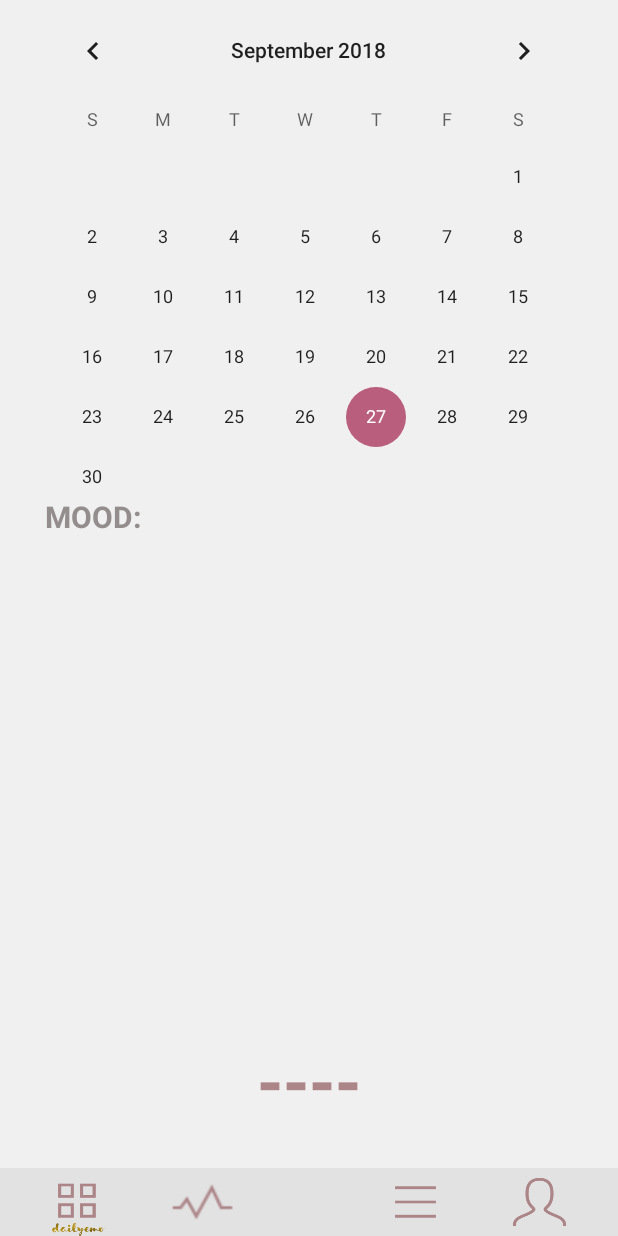
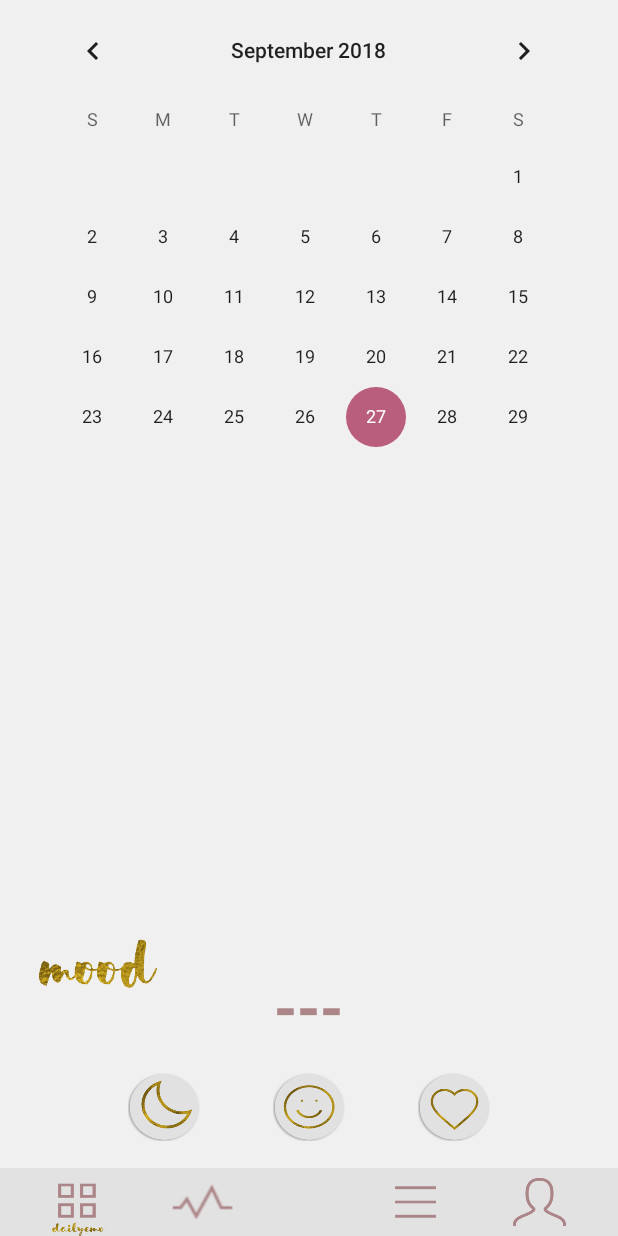
Before and after one commit to napat1996/DailyEmoFinal, an Android app: the layout activity_calendar.xml on its own in the app's theme, with its tools: preview values and no code run, on a phone screen of 412 x 824 dp. Run offline under Robolectric (Android 15) with nearby library versions, the light colour scheme and no system bars; plain views replace CompactCalendarView, MaterialCalendarView; network calls fail.

Commit message:
[edit] interface

```diff
--- a/app/src/main/java/com/kmutt/dailyemofinal/GraphSleep.java
+++ b/app/src/main/java/com/kmutt/dailyemofinal/GraphSleep.java
@@ -120,14 +120,12 @@ public class GraphSleep extends AppCompatActivity {
                 data.setValueTextColor(Color.WHITE);
 
                 mChart.setData(data);
-//                mChart.invalidate();
+              //  mChart.invalidate();
 
 
 
             }
         }) ).start();
-
-
 
 
     }
--- a/app/src/main/res/layout/activity_calendar.xml
+++ b/app/src/main/res/layout/activity_calendar.xml
@@ -66,7 +66,7 @@
     <CalendarView
         android:id="@+id/calendarView"
         android:layout_width="375dp"
-        android:layout_height="358dp"
+        android:layout_height="300dp"
         android:layout_alignParentTop="true"
         android:layout_centerHorizontal="true"
 
@@ -109,23 +109,61 @@
         android:layout_height="wrap_content"
         android:layout_alignParentBottom="true"
         android:layout_centerHorizontal="true"
-        android:layout_marginBottom="73dp"
-        android:text="----"
+        android:layout_marginBottom="126sp"
+        android:text="---"
         android:textColor="@color/main_text2"
-        android:textSize="45sp"
+        android:textSize="40sp"
         android:textStyle="bold" />
 
-    <TextView
-        android:id="@+id/textmood"
-        android:layout_width="wrap_content"
-        android:layout_height="wrap_content"
-        android:layout_alignBottom="@+id/calendarView"
+    <!--<TextView-->
+        <!--android:id="@+id/textmood"-->
+        <!--android:layout_width="wrap_content"-->
+        <!--android:layout_height="wrap_content"-->
+        <!--android:layout_alignParentBottom="true"-->
+        <!--android:layout_alignParentStart="true"-->
+        <!--android:layout_marginBottom="169dp"-->
+        <!--android:layout_marginStart="40dp"-->
+        <!--android:text="MOOD:"-->
+        <!--android:textColor="#948d8d"-->
+        <!--android:textSize="20sp"-->
+        <!--android:textStyle="bold" />-->
+
+    <Button
+        android:id="@+id/btn_graph_hr"
+        android:layout_width="48dp"
+        android:layout_height="45dp"
+        android:layout_alignParentEnd="true"
+        android:layout_alignTop="@+id/btn_graph_sleep"
+        android:layout_marginEnd="85dp"
+        android:background="@drawable/btn_heart" />
+
+    <Button
+        android:id="@+id/btn_graph_sleep"
+        android:layout_width="48dp"
+        android:layout_height="45dp"
+        android:layout_alignParentBottom="true"
         android:layout_alignParentStart="true"
-        android:layout_marginStart="30dp"
-        android:text="MOOD:"
-        android:textColor="#948d8d"
-        android:textSize="20sp"
-        android:textStyle="bold" />
+        android:layout_marginBottom="63dp"
+        android:layout_marginStart="85dp"
+        android:background="@drawable/btn_sleep" />
+
+    <Button
+        android:id="@+id/btn_graph_emo"
+        android:layout_width="48dp"
+        android:layout_height="45dp"
+        android:layout_alignTop="@+id/btn_graph_hr"
+        android:layout_centerHorizontal="true"
+        android:background="@drawable/btn_emo" />
+
+    <ImageView
+        android:id="@+id/imageView6"
+        android:layout_width="89dp"
+        android:layout_height="40dp"
+        android:layout_alignParentBottom="true"
+        android:layout_alignParentStart="true"
+        android:layout_marginBottom="159dp"
+        android:layout_marginStart="20dp"
+        app:srcCompat="@drawable/mood2" />
 
 
 </RelativeLayout>
```
Also changed, not shown: app/build.gradle (+5 -2 lines), app/src/main/res/layout/activity_login.xml (+2 -12 lines), app/src/main/res/layout/activity_profile.xml (+9 -0 lines), app/src/main/res/layout/suggestion_one.xml (+7 -0 lines), app/src/main/res/drawable/btn_emo.png (added), app/src/main/res/drawable/btn_heart.png (added), app/src/main/res/drawable/btn_sleep.png (added), app/src/main/res/drawable/info.png (added), app/src/main/res/drawable/logout.png (added), app/src/main/res/drawable/mood2.png (added).
